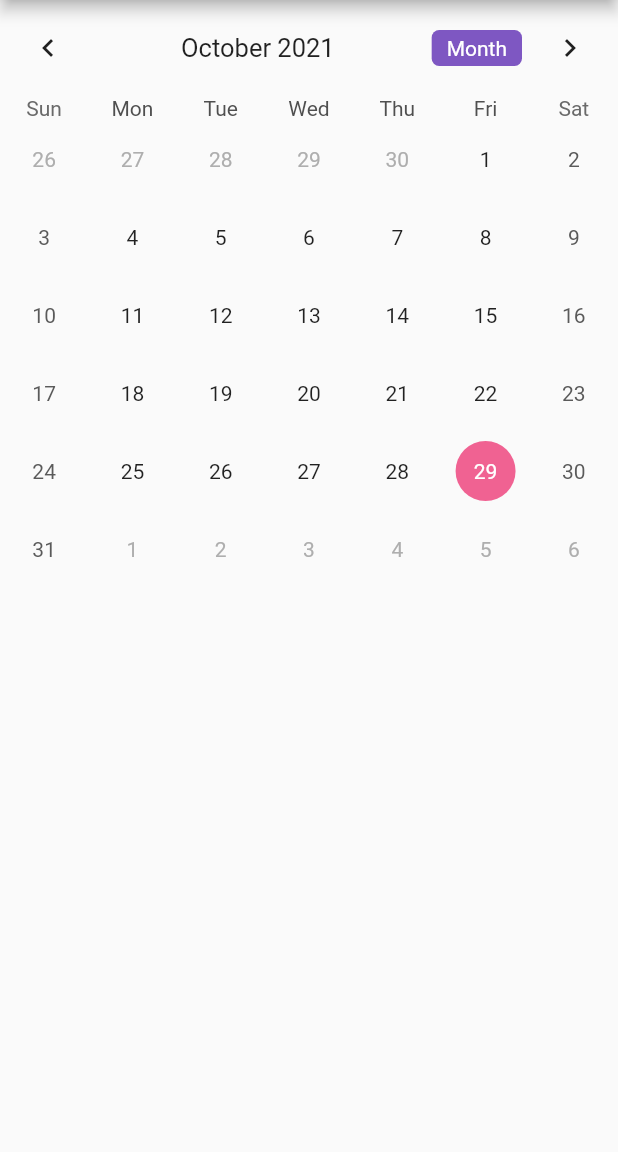
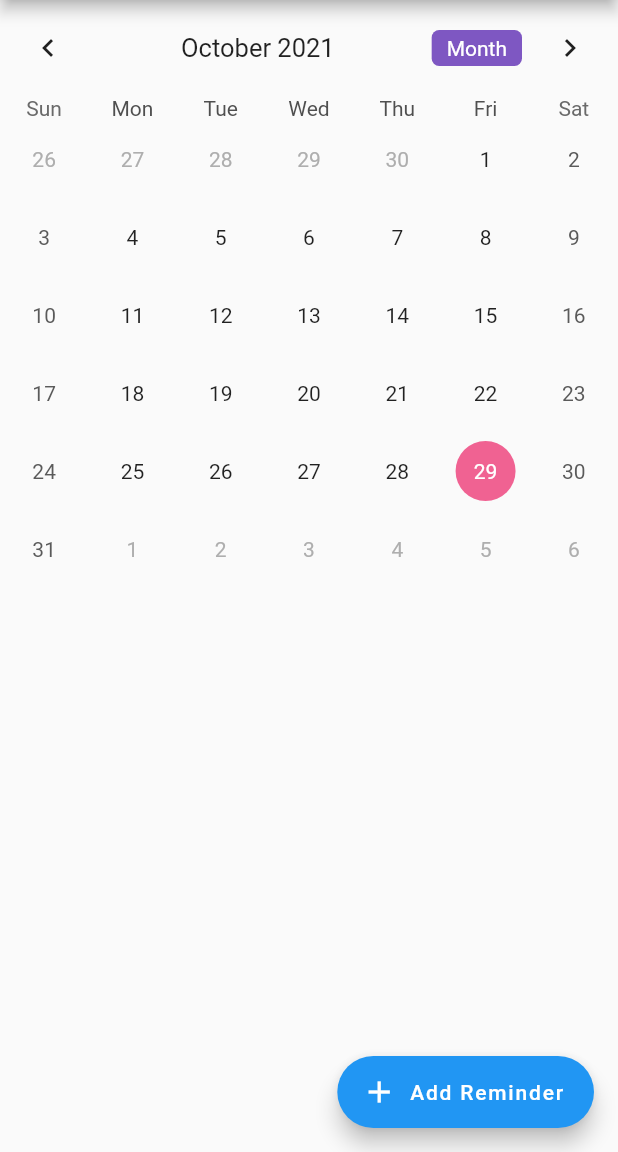
Before and after one commit to sanika30chandode/Noteit, a Flutter app: the screen it shows after launch, on a phone screen of 412 x 824 dp, the part 84-1236 px from its top. Run offline on Flutter 3.47's test engine with Material 2 defaults, Android fonts, the phone set to English and light mode, and no system bars; drawn by our look-alikes of table_calendar.

Commit message:
Added Reminders

```diff
--- a/noteit/lib/calendar.dart
+++ b/noteit/lib/calendar.dart
@@ -1,5 +1,6 @@
 import 'dart:ui';
 
+import 'package:asdf/event.dart';
 import 'package:flutter/cupertino.dart';
 import 'package:flutter/material.dart';
 import 'package:table_calendar/table_calendar.dart';
@@ -10,9 +11,28 @@
 }
 
 class _CalendarState extends State<Calendar> {
+  late Map<DateTime, List<Event>> selectedEvents;
   CalendarFormat format = CalendarFormat.month;
   DateTime selectedDay = DateTime.now();
   DateTime focusedDay = DateTime.now();
+
+  TextEditingController _eventController = TextEditingController();
+
+  @override
+  void initState() {
+    selectedEvents = {};
+    super.initState();
+  }
+
+  List<Event> _getEventsfromDay(DateTime date) {
+    return selectedEvents[date] ?? [];
+  }
+
+  @override
+  void dispose() {
+    _eventController.dispose();
+    super.dispose();
+  }
 
   @override
   Widget build(BuildContext context) {
@@ -45,6 +65,7 @@
           selectedDayPredicate: (DateTime date) {
             return isSameDay(selectedDay, date);
           },
+          eventLoader: _getEventsfromDay,
           calendarStyle: CalendarStyle(
             isTodayHighlighted: true,
             selectedDecoration: BoxDecoration(
@@ -70,6 +91,38 @@
             ),
           ),
         ),
-    );
+        floatingActionButton: FloatingActionButton.extended(
+          onPressed: () => showDialog(
+              context: context,
+              builder: (context) => AlertDialog(
+                    title: Text("Add Reminder"),
+                    content: TextFormField(
+                      controller: _eventController,
+                    ),
+                    actions: [
+                      TextButton(
+                        child: Text("Cancel"),
+                        onPressed: () => Navigator.pop(context),
+                      ),
+                      TextButton(
+                          child: Text("Ok"),
+                          onPressed: () {
+                            if (_eventController.text.isEmpty) {
+                              Navigator.pop(context);
+                              return;
+                            } else {
+                              selectedEvents[selectedDay] = [
+                                Event(title: _eventController.text)
+                              ];
+                              Navigator.pop(context);
+                              _eventController.clear();
+                              return;
+                            }
+                          }),
+                    ],
+                  )),
+          label: Text("Add Reminder"),
+          icon: Icon(Icons.add),
+        ));
   }
 }
--- /dev/null
+++ b/noteit/lib/event.dart
@@ -0,0 +1,9 @@
+import 'package:flutter/cupertino.dart';
+import 'package:flutter/foundation.dart';
+
+class Event {
+  final String title;
+  Event({required this.title});
+
+  String toString() => title;
+}
--- a/noteit/lib/main.dart
+++ b/noteit/lib/main.dart
@@ -10,7 +10,6 @@
   Widget build(BuildContext context) {
     return MaterialApp(
       debugShowCheckedModeBanner: false,
-      //title: "NoteIt Calendar",
       home: Calendar(),
     );
   }
```
Lines whose indentation alone changed are shown as unchanged.
